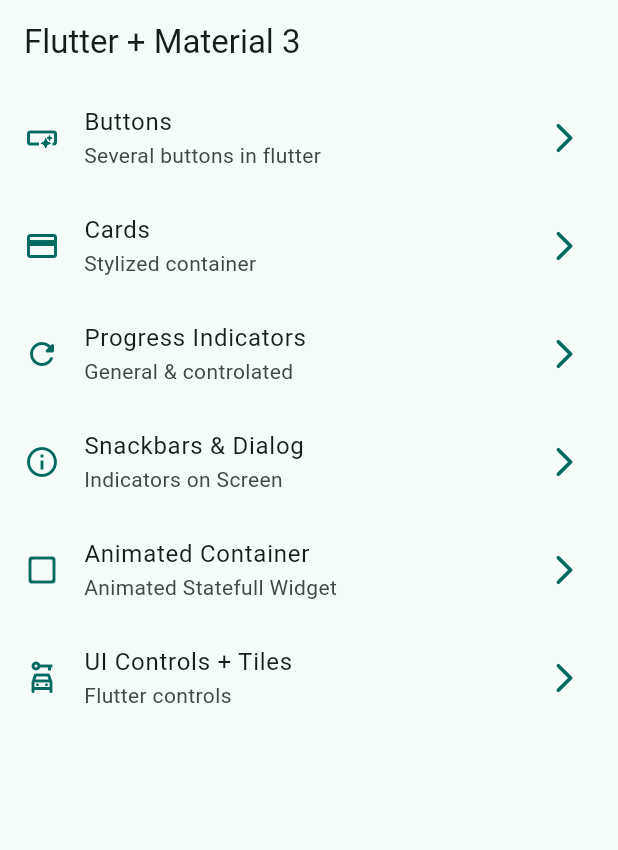
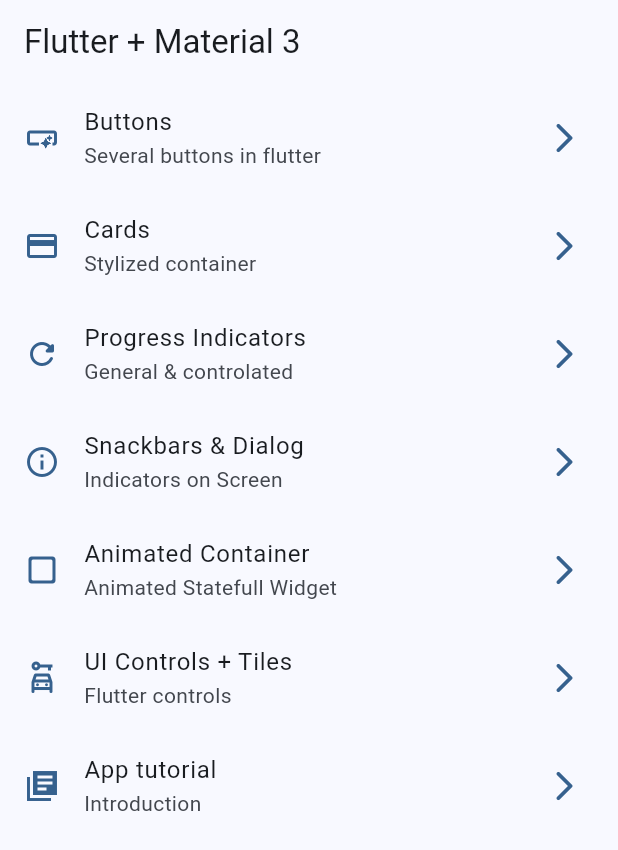
Before and after one commit to AlexMartin998/basic-flutter-widgets-review, a Flutter app: the screen it shows after launch, on a phone screen of 412 x 824 dp. Shown: the top 850 px of the screen. Run offline on Flutter 3.47's test engine with Material 2 defaults, Android fonts, the phone set to English and light mode, and no system bars; our stand-ins replace go_router.

Commit message:
[ADD]: App toturial + router + images (assets)

```diff
--- a/lib/config/menu/menu_items.dart
+++ b/lib/config/menu/menu_items.dart
@@ -56,4 +56,11 @@ const appMenuItems = <MenuItem>[
     link: '/ui-controls',
     icon: Icons.car_rental_outlined
   ),
+
+  MenuItem(
+    title: 'App tutorial',
+    subtitle: 'Introduction',
+    link: '/tutorial',
+    icon: Icons.library_books_sharp
+  ),
 ];
--- a/lib/config/router/app_router.dart
+++ b/lib/config/router/app_router.dart
@@ -48,5 +48,11 @@ final appRouter = GoRouter(
       name: UiControlsScreen.name,
       builder: (context, state) => const UiControlsScreen(),
     ),
+
+    GoRoute(
+      path: '/tutorial',
+      name: AppTutorialScreen.name,
+      builder: (context, state) => const AppTutorialScreen(),
+    ),
   ],
 );
--- a/lib/main.dart
+++ b/lib/main.dart
@@ -18,7 +18,7 @@ class MainApp extends StatelessWidget {
 
       title: 'Flutter Widgets',
       debugShowCheckedModeBanner: false,
-      theme: AppTheme(selectedColor: 1).getTheme(),
+      theme: AppTheme(selectedColor: 0).getTheme(),
 
 
       /* // // routes: Using NAMED routes. No permite pasar Args
--- a/pubspec.yaml
+++ b/pubspec.yaml
@@ -18,3 +18,8 @@ dev_dependencies:
 
 flutter:
   uses-material-design: true
+
+
+assets:
+  # images/: inculuya todo dentro de images
+  - assets/images/
```
Also changed, not shown: assets/Images/1.png (added), assets/Images/2.png (added), assets/Images/3.png (added), assets/Images/jar-loading.gif (added).
